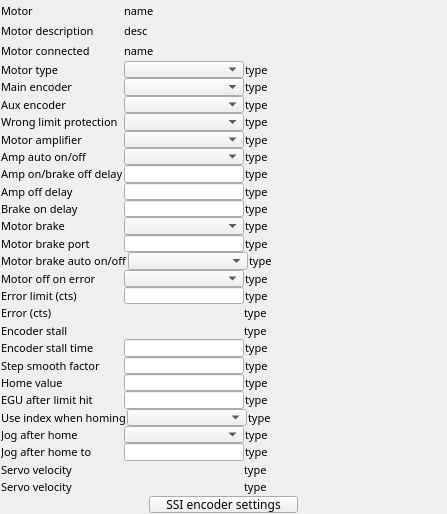
Old version of the form 3-1/GalilSup/op/ui/galil_motor_extras.ui in the repository motorapp/Galil.
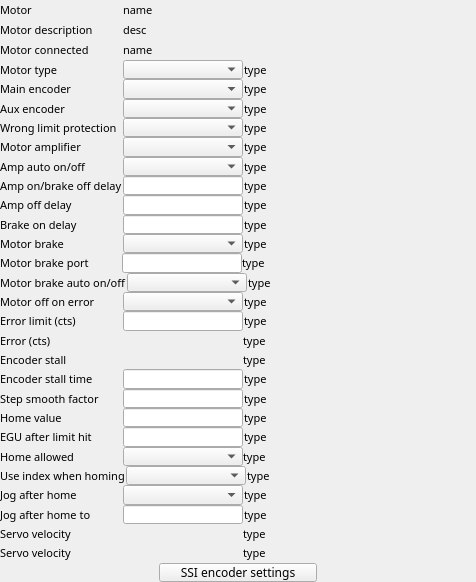
New version of the form. Custom widgets are drawn as their Qt base class.

Commit message: Added home allowed to motor extras Reworked MEDM screens for APS fonts

Patch:
```diff
--- a/3-1/GalilSup/op/ui/galil_motor_extras.ui
+++ b/3-1/GalilSup/op/ui/galil_motor_extras.ui
@@ -6,8 +6,8 @@
    <rect>
     <x>0</x>
     <y>0</y>
-    <width>447</width>
-    <height>514</height>
+    <width>476</width>
+    <height>582</height>
    </rect>
   </property>
   <property name="sizePolicy">
@@ -19,12 +19,12 @@
   <property name="windowTitle">
    <string>EFrame</string>
   </property>
-  <layout class="QVBoxLayout" name="verticalLayout" stretch="1,1,1,1,1,1,1,1,1,1,1,1,1,1,1,1,1,1,1,1,1,1,1,1,1,1,1,1,1">
+  <layout class="QVBoxLayout" name="verticalLayout" stretch="1,1,1,1,1,1,1,1,1,1,1,1,1,1,1,1,1,1,1,1,1,1,1,1,1,1,1,1,1,1">
    <property name="spacing">
     <number>0</number>
    </property>
    <property name="margin">
-    <number>1</number>
+    <number>0</number>
    </property>
    <item>
     <layout class="QHBoxLayout" name="horizontalLayout">
@@ -1117,9 +1117,9 @@
     </layout>
    </item>
    <item>
-    <layout class="QHBoxLayout" name="horizontalLayout_15">
+    <layout class="QHBoxLayout" name="horizontalLayout_31">
      <property name="spacing">
-      <number>1</number>
+      <number>0</number>
      </property>
      <item>
       <widget class="QLabel" name="label_18">
@@ -1853,7 +1853,7 @@
     </layout>
    </item>
    <item>
-    <layout class="QHBoxLayout" name="horizontalLayout_23">
+    <layout class="QHBoxLayout" name="horizontalLayout_23" stretch="1,1,1">
      <property name="spacing">
       <number>1</number>
      </property>
@@ -1940,6 +1940,91 @@
      </item>
     </layout>
    </item>
+   <item>
+    <layout class="QHBoxLayout" name="horizontalLayout_15">
+     <property name="spacing">
+      <number>0</number>
+     </property>
+     <item>
+      <widget class="QLabel" name="label_34">
+       <property name="sizePolicy">
+        <sizepolicy hsizetype="Fixed" vsizetype="Preferred">
+         <horstretch>0</horstretch>
+         <verstretch>0</verstretch>
+        </sizepolicy>
+       </property>
+       <property name="minimumSize">
+        <size>
+         <width>123</width>
+         <height>0</height>
+        </size>
+       </property>
+       <property name="font">
+        <font>
+         <family>Abyssinica SIL</family>
+         <pointsize>8</pointsize>
+        </font>
+       </property>
+       <property name="text">
+        <string>Home allowed</string>
+       </property>
+      </widget>
+     </item>
+     <item>
+      <widget class="QEComboBox" name="qecombobox_13">
+       <property name="sizePolicy">
+        <sizepolicy hsizetype="Fixed" vsizetype="Preferred">
+         <horstretch>0</horstretch>
+         <verstretch>0</verstretch>
+        </sizepolicy>
+       </property>
+       <property name="minimumSize">
+        <size>
+         <width>120</width>
+         <height>1</height>
+        </size>
+       </property>
+       <property name="font">
+        <font>
+         <family>Abyssinica SIL</family>
+         <pointsize>8</pointsize>
+        </font>
+       </property>
+       <property name="variable" stdset="0">
+        <string>$(DMC)$(M)_HOMEALLOWED_CMD</string>
+       </property>
+      </widget>
+     </item>
+     <item>
+      <widget class="QELabel" name="qelabel_34">
+       <property name="sizePolicy">
+        <sizepolicy hsizetype="Minimum" vsizetype="Preferred">
+         <horstretch>0</horstretch>
+         <verstretch>0</verstretch>
+        </sizepolicy>
+       </property>
+       <property name="font">
+        <font>
+         <family>Abyssinica SIL</family>
+         <pointsize>8</pointsize>
+        </font>
+       </property>
+       <property name="layoutDirection">
+        <enum>Qt::LeftToRight</enum>
+       </property>
+       <property name="alignment">
+        <set>Qt::AlignLeading|Qt::AlignLeft|Qt::AlignVCenter</set>
+       </property>
+       <property name="variable" stdset="0">
+        <string>$(DMC)$(M)_HOMEALLOWED_STATUS</string>
+       </property>
+       <property name="text">
+        <string>type</string>
+       </property>
+      </widget>
+     </item>
+    </layout>
+   </item>
    <item>
     <layout class="QHBoxLayout" name="horizontalLayout_24">
      <property name="spacing">
```
The commit also changes 15 other files.
